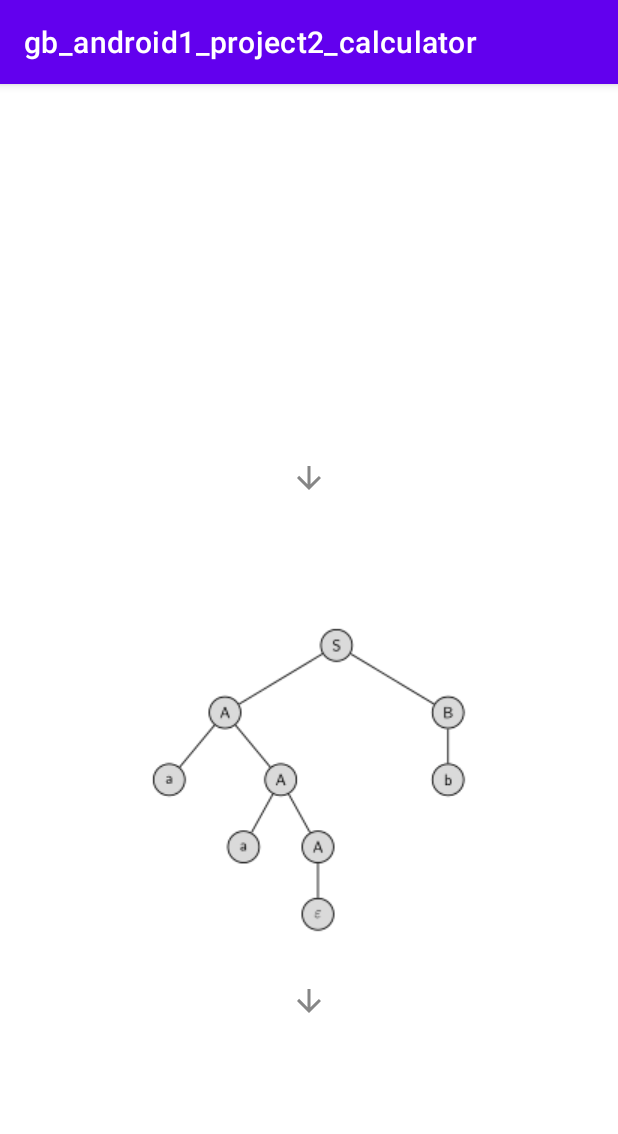
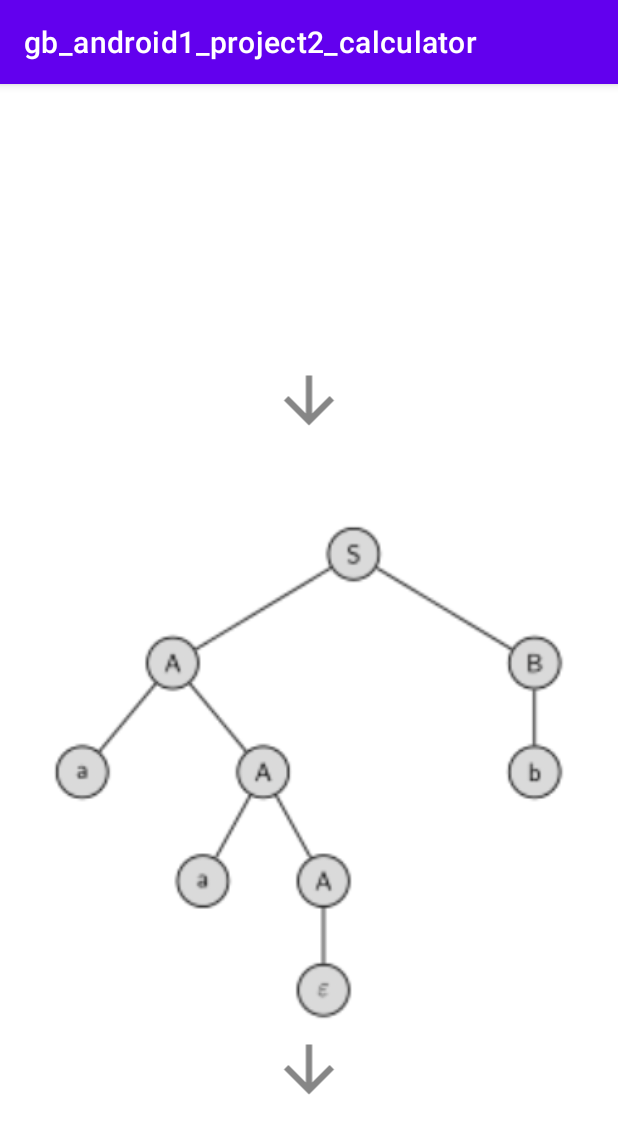
Before and after one commit to bkkn/gb_android1_project2_calculator, an Android app: the LookupActivity screen opened directly, with no data from a screen before it, on a phone screen of 412 x 824 dp. Shown: the top 1134 px of the screen. Run offline under Robolectric (Android 15) with nearby library versions, the phone set to English and light mode, and no system bars; 2 statements that could not run were skipped.

Commit message:
constraint layout changes

```diff
--- a/app/src/main/res/layout/lookup_activity.xml
+++ b/app/src/main/res/layout/lookup_activity.xml
@@ -18,6 +18,44 @@
         app:layout_constraintTop_toTopOf="parent"
         tools:text="input" />
 
+    <ImageView
+        android:id="@+id/arrow_top_image_view"
+        android:layout_width="0dp"
+        android:layout_height="50dp"
+        android:contentDescription="@string/todo"
+        app:layout_constraintBottom_toTopOf="@+id/tree_image_view"
+        app:layout_constraintEnd_toEndOf="parent"
+        app:layout_constraintStart_toStartOf="parent"
+        app:layout_constraintTop_toBottomOf="@+id/lookup_input_edit_text"
+        app:layout_constraintVertical_chainStyle="packed"
+        app:srcCompat="@drawable/ic_baseline_arrow_downward_24" />
+
+
+    <ImageView
+        android:id="@+id/tree_image_view"
+        android:layout_width="0dp"
+        android:layout_height="0dp"
+        android:contentDescription="@string/todo"
+        app:layout_constraintBottom_toTopOf="@+id/lookup_result_edit_text"
+        app:layout_constraintEnd_toEndOf="parent"
+        app:layout_constraintStart_toStartOf="parent"
+        app:layout_constraintTop_toBottomOf="@+id/arrow_top_image_view"
+        app:layout_constraintVertical_chainStyle="spread"
+        app:srcCompat="@drawable/tree_pic" />
+
+
+    <ImageView
+        android:id="@+id/arrow_bottom_image_view"
+        android:layout_width="0dp"
+        android:layout_height="50dp"
+        android:contentDescription="@string/todo"
+        app:layout_constraintBottom_toTopOf="@id/lookup_result_edit_text"
+        app:layout_constraintEnd_toEndOf="parent"
+        app:layout_constraintStart_toStartOf="parent"
+        app:layout_constraintTop_toBottomOf="@id/tree_image_view"
+        app:layout_constraintVertical_chainStyle="spread"
+        app:srcCompat="@drawable/ic_baseline_arrow_downward_24" />
+
     <TextView
         android:id="@+id/lookup_result_edit_text"
         android:layout_width="0dp"
@@ -29,36 +67,7 @@
         app:layout_constraintEnd_toEndOf="parent"
         app:layout_constraintStart_toStartOf="parent"
         app:layout_constraintTop_toBottomOf="@id/arrow_bottom_image_view"
+        app:layout_constraintVertical_chainStyle="spread"
         tools:text="result" />
 
-
-    <ImageView
-        android:id="@+id/imageView"
-        android:layout_width="wrap_content"
-        android:layout_height="wrap_content"
-        app:layout_constraintBottom_toTopOf="@+id/lookup_result_edit_text"
-        app:layout_constraintEnd_toEndOf="parent"
-        app:layout_constraintStart_toStartOf="parent"
-        app:layout_constraintTop_toBottomOf="@+id/arrow_top_image_view"
-        app:srcCompat="@drawable/tree_pic" />
-
-    <ImageView
-        android:id="@+id/arrow_top_image_view"
-        android:layout_width="wrap_content"
-        android:layout_height="wrap_content"
-        app:layout_constraintBottom_toTopOf="@+id/imageView"
-        app:layout_constraintEnd_toEndOf="parent"
-        app:layout_constraintStart_toStartOf="parent"
-        app:layout_constraintTop_toBottomOf="@+id/lookup_input_edit_text"
-        app:srcCompat="@drawable/ic_baseline_arrow_downward_24" />
-
-    <ImageView
-        android:id="@+id/arrow_bottom_image_view"
-        android:layout_width="wrap_content"
-        android:layout_height="wrap_content"
-        app:layout_constraintBottom_toTopOf="@id/lookup_result_edit_text"
-        app:layout_constraintEnd_toEndOf="parent"
-        app:layout_constraintStart_toStartOf="parent"
-        app:layout_constraintTop_toBottomOf="@id/imageView"
-        app:srcCompat="@drawable/ic_baseline_arrow_downward_24" />
 </androidx.constraintlayout.widget.ConstraintLayout>
--- a/app/src/main/res/values/strings.xml
+++ b/app/src/main/res/values/strings.xml
@@ -1,4 +1,5 @@
 <resources>
     <string name="app_name">gb_android1_project2_calculator</string>
     <string name="look_up_the_expression">Look Up The Expression</string>
+    <string name="todo">TODO</string>
 </resources>
```
